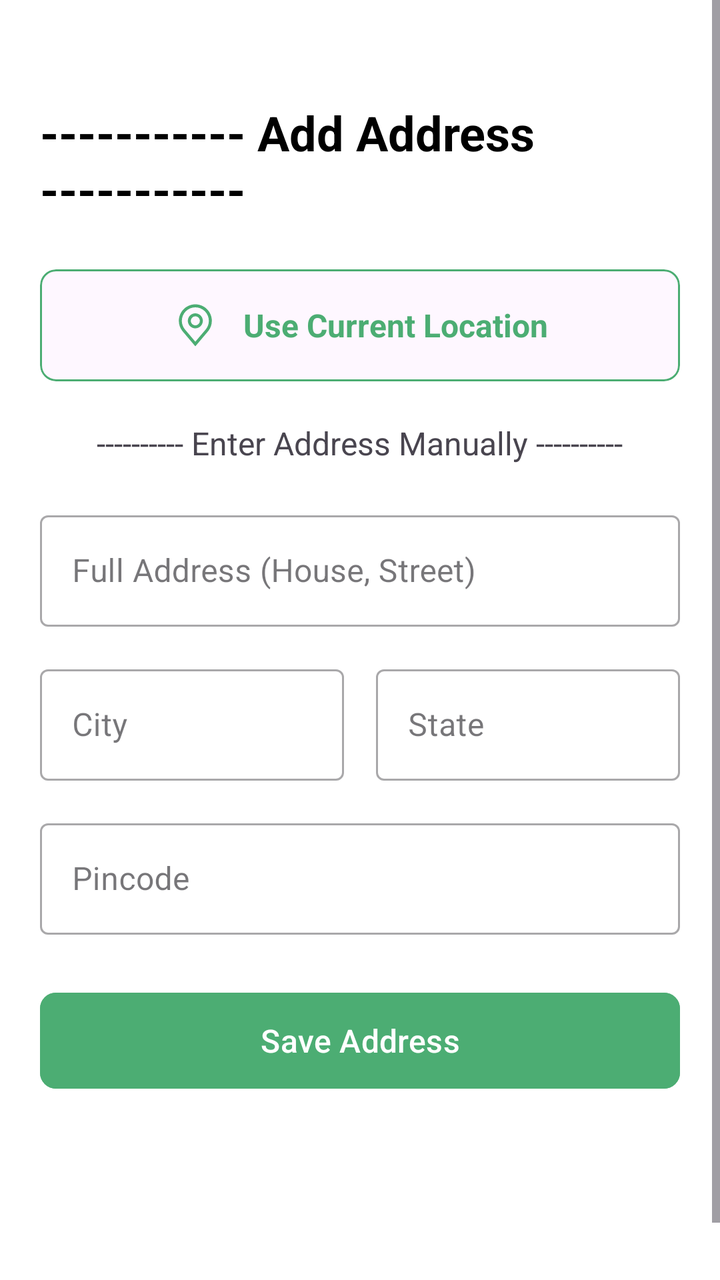
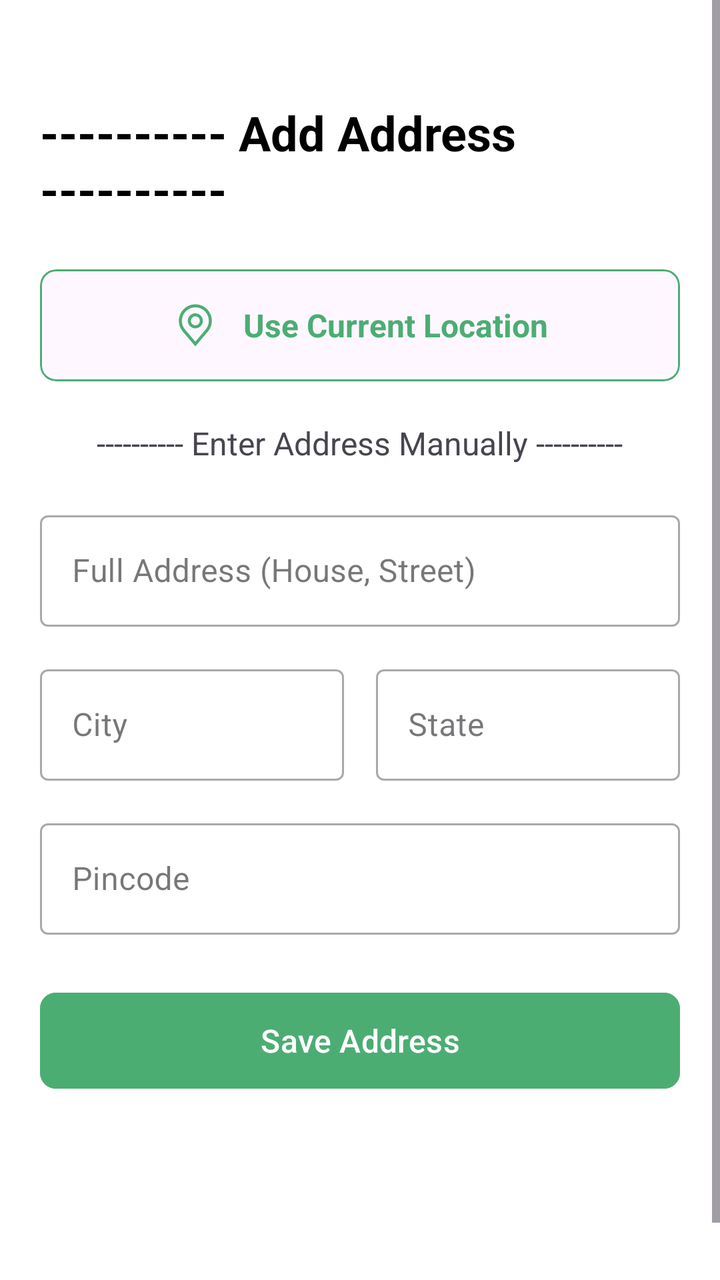

Two renders of the same Android screen: before a commit and after it. Below are the layout's source before the change and the commit's diff.
<!-- AndroidManifest.xml: application theme Theme.GrocHub -->
<!-- res/layout/activity_address.xml -->
<?xml version="1.0" encoding="utf-8"?>
<ScrollView xmlns:android="http://schemas.android.com/apk/res/android"
    xmlns:app="http://schemas.android.com/apk/res-auto"
    android:layout_width="match_parent"
    android:layout_height="match_parent"
    android:background="@android:color/white"
    android:fillViewport="true"
    >

    <LinearLayout
        android:layout_width="match_parent"
        android:layout_height="wrap_content"
        android:orientation="vertical"
        android:layout_marginTop="30dp"
        android:padding="20dp">

        <TextView
            android:layout_width="wrap_content"
            android:layout_height="wrap_content"
            android:text="----------- Add Address -----------"
            android:textSize="24sp"
            android:textStyle="bold"
            android:textColor="@android:color/black"
            android:layout_marginBottom="24dp"
            android:layout_gravity="center_horizontal"/>

        <com.google.android.material.card.MaterialCardView
            android:id="@+id/btn_current_location"
            android:layout_width="match_parent"
            android:layout_height="wrap_content"
            android:clickable="true"
            android:focusable="true"
            app:cardCornerRadius="8dp"
            app:cardElevation="0dp"
            app:strokeWidth="1dp"
            app:strokeColor="@color/Primary"
            android:layout_marginBottom="20dp">

            <LinearLayout
                android:layout_width="match_parent"
                android:layout_height="wrap_content"
                android:gravity="center"
                android:padding="16dp"
                android:orientation="horizontal">

                <ImageView
                    android:layout_width="24dp"
                    android:layout_height="24dp"
                    android:src="@drawable/carbon_location"
                    app:tint="@color/Primary"/>

                <TextView
                    android:layout_width="wrap_content"
                    android:layout_height="wrap_content"
                    android:text="Use Current Location"
                    android:textColor="@color/Primary"
                    android:textStyle="bold"
                    android:textSize="16sp"
                    android:layout_marginStart="12dp"/>
            </LinearLayout>
        </com.google.android.material.card.MaterialCardView>

        <TextView
            android:layout_width="wrap_content"
            android:layout_height="wrap_content"
            android:text="---------- Enter Address Manually ----------"
            android:textSize="16sp"
            android:layout_gravity="center_horizontal"
            android:layout_marginBottom="20dp" />

        <com.google.android.material.textfield.TextInputLayout
            style="@style/Widget.MaterialComponents.TextInputLayout.OutlinedBox"
            android:layout_width="match_parent"
            android:layout_height="wrap_content"
            android:hint="Full Address (House, Street)"
            android:layout_marginBottom="16dp">

            <com.google.android.material.textfield.TextInputEditText
                android:id="@+id/et_address_line"
                android:layout_width="match_parent"
                android:layout_height="wrap_content"
                android:inputType="textPostalAddress"/>
        </com.google.android.material.textfield.TextInputLayout>

        <LinearLayout
            android:layout_width="match_parent"
            android:layout_height="wrap_content"
            android:orientation="horizontal"
            android:layout_marginBottom="16dp">

            <com.google.android.material.textfield.TextInputLayout
                style="@style/Widget.MaterialComponents.TextInputLayout.OutlinedBox"
                android:layout_width="0dp"
                android:layout_weight="1"
                android:layout_height="wrap_content"
                android:hint="City"
                android:layout_marginEnd="8dp">

                <com.google.android.material.textfield.TextInputEditText
                    android:id="@+id/et_city"
                    android:layout_width="match_parent"
                    android:layout_height="wrap_content"
                    android:inputType="textCapWords"/>
            </com.google.android.material.textfield.TextInputLayout>

            <com.google.android.material.textfield.TextInputLayout
                style="@style/Widget.MaterialComponents.TextInputLayout.OutlinedBox"
                android:layout_width="0dp"
                android:layout_weight="1"
                android:layout_height="wrap_content"
                android:hint="State"
                android:layout_marginStart="8dp">

                <com.google.android.material.textfield.TextInputEditText
                    android:id="@+id/et_state"
                    android:layout_width="match_parent"
                    android:layout_height="wrap_content"
                    android:inputType="textCapWords"/>
            </com.google.android.material.textfield.TextInputLayout>
        </LinearLayout>

        <com.google.android.material.textfield.TextInputLayout
            style="@style/Widget.MaterialComponents.TextInputLayout.OutlinedBox"
            android:layout_width="match_parent"
            android:layout_height="wrap_content"
            android:hint="Pincode"
            android:layout_marginBottom="25dp">

            <com.google.android.material.textfield.TextInputEditText
                android:id="@+id/et_pin_code"
                android:layout_width="match_parent"
                android:layout_height="wrap_content"
                android:inputType="number"/>
        </com.google.android.material.textfield.TextInputLayout>

        <Button
            android:id="@+id/btn_save_address"
            android:layout_width="match_parent"
            android:layout_height="56dp"
            android:text="Save Address"
            android:backgroundTint="@color/Primary"
            android:textSize="16sp"
            app:cornerRadius="8dp"/>

    </LinearLayout>
</ScrollView>
<!-- resources referenced by this layout -->
<resources>
  <color name="Primary">#4CAD73</color>
  <!-- drawable carbon_location (drawable) -->
  <vector xmlns:android="http://schemas.android.com/apk/res/android"
      android:width="16dp"
      android:height="16dp"
      android:viewportWidth="16"
      android:viewportHeight="16">
    <path
        android:pathData="M8,9C7.506,9 7.022,8.853 6.611,8.579C6.2,8.304 5.88,7.914 5.69,7.457C5.501,7 5.452,6.497 5.548,6.012C5.644,5.527 5.883,5.082 6.232,4.732C6.582,4.383 7.027,4.144 7.512,4.048C7.997,3.952 8.5,4.001 8.957,4.19C9.414,4.38 9.804,4.7 10.079,5.111C10.353,5.522 10.5,6.006 10.5,6.5C10.499,7.163 10.236,7.798 9.767,8.267C9.298,8.736 8.663,8.999 8,9V9ZM8,5C7.703,5 7.413,5.088 7.167,5.253C6.92,5.418 6.728,5.652 6.614,5.926C6.501,6.2 6.471,6.502 6.529,6.793C6.587,7.084 6.73,7.351 6.939,7.561C7.149,7.77 7.416,7.913 7.707,7.971C7.998,8.029 8.3,7.999 8.574,7.886C8.848,7.772 9.082,7.58 9.247,7.333C9.412,7.087 9.5,6.797 9.5,6.5C9.5,6.102 9.341,5.721 9.06,5.44C8.779,5.159 8.398,5 8,5V5Z"
        android:fillColor="#ffffff"/>
    <path
        android:pathData="M8,15L3.782,10.026C3.723,9.951 3.665,9.876 3.608,9.8C2.888,8.851 2.498,7.692 2.5,6.5C2.5,5.041 3.079,3.642 4.111,2.611C5.142,1.579 6.541,1 8,1C9.459,1 10.858,1.579 11.889,2.611C12.92,3.642 13.5,5.041 13.5,6.5C13.502,7.691 13.113,8.85 12.392,9.799L12.392,9.8C12.392,9.8 12.242,9.997 12.219,10.024L8,15ZM4.406,9.198C4.407,9.198 4.523,9.351 4.55,9.384L8,13.454L11.455,9.379C11.477,9.351 11.594,9.196 11.594,9.196C12.183,8.421 12.501,7.474 12.5,6.5C12.5,5.307 12.026,4.162 11.182,3.318C10.338,2.474 9.193,2 8,2C6.807,2 5.662,2.474 4.818,3.318C3.974,4.162 3.5,5.307 3.5,6.5C3.499,7.474 3.817,8.422 4.407,9.198H4.406Z"
        android:fillColor="#ffffff"/>
  </vector>
  <style name="Theme.GrocHub" parent="Base.Theme.GrocHub" />
  <style name="Base.Theme.GrocHub" parent="Theme.Material3.DayNight.NoActionBar">
          
          
      </style>
</resources>

<!-- the commit's change to res/layout/activity_address.xml (unified diff, before → after) -->
@@ -17,7 +17,7 @@
         <TextView
             android:layout_width="wrap_content"
             android:layout_height="wrap_content"
-            android:text="----------- Add Address -----------"
+            android:text="---------- Add Address ----------"
             android:textSize="24sp"
             android:textStyle="bold"
             android:textColor="@android:color/black"
